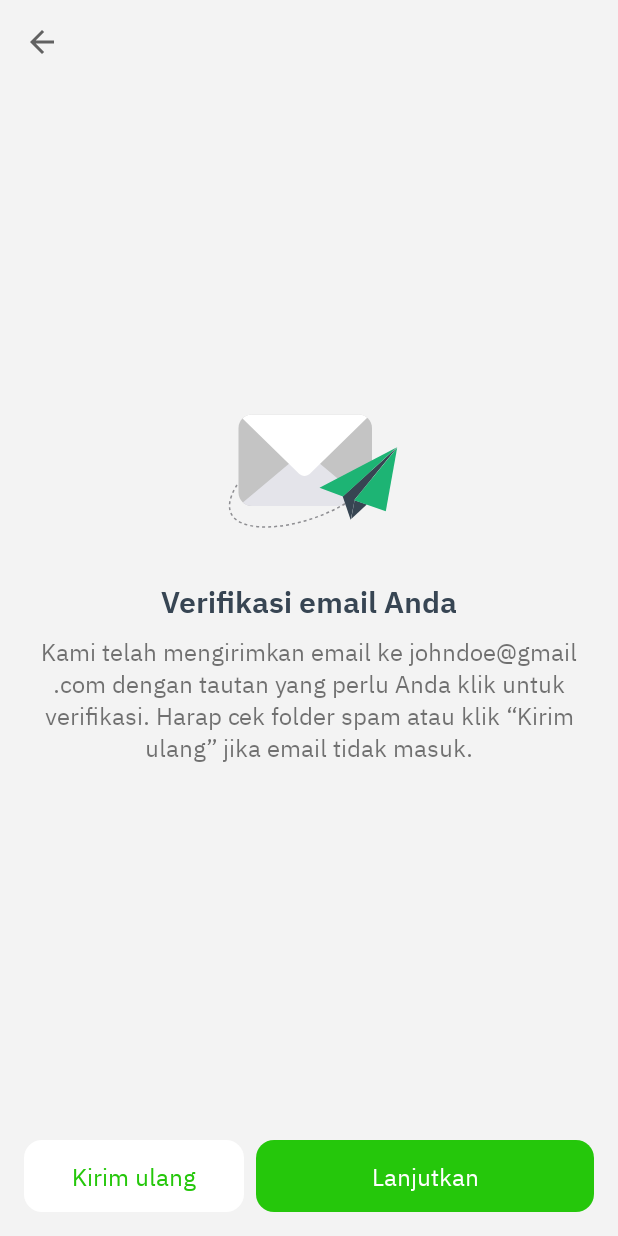
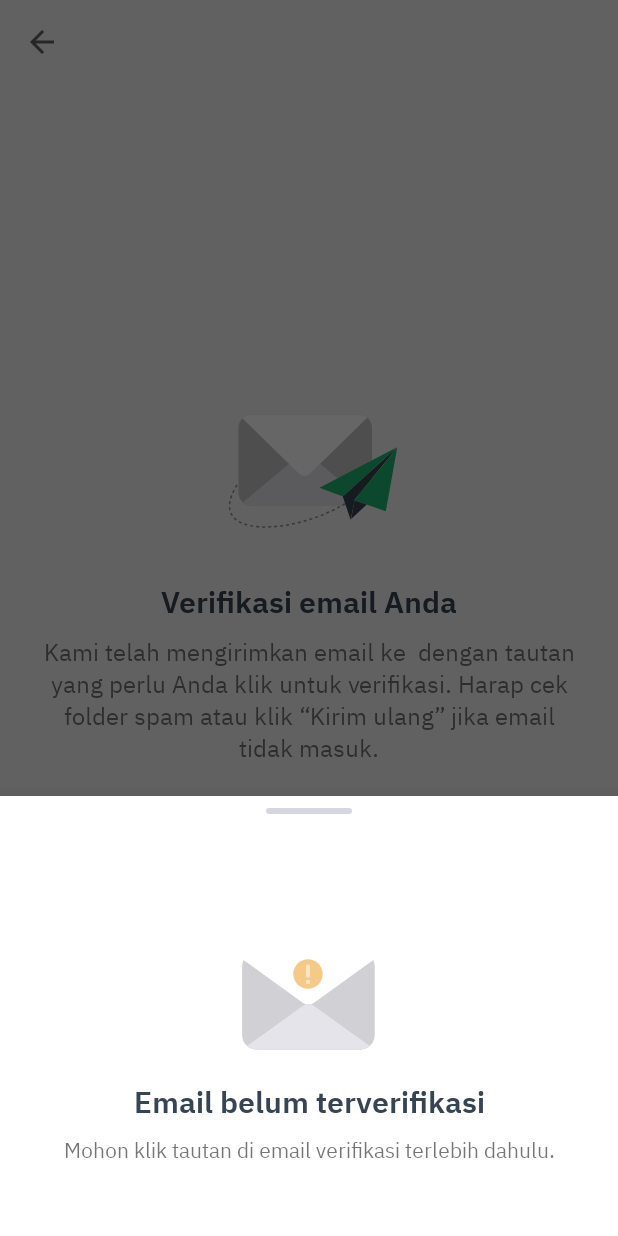
Before and after one commit to mychengel/AvanteeLender, an Android app: the RegistrationVerifyEmailActivity screen opened directly, with no data from a screen before it, after a tap on "Lanjutkan", on a phone screen of 412 x 824 dp. Run offline under Robolectric (Android 15) with nearby library versions, the phone set to English and light mode, and no system bars.

Commit message:
update
update

```diff
--- a/app/src/main/java/byc/avt/avanteelender/view/RegistrationActivity.java
+++ b/app/src/main/java/byc/avt/avanteelender/view/RegistrationActivity.java
@@ -200,11 +200,11 @@ public class RegistrationActivity extends AppCompatActivity {
     private Observer<String> checkSuccess = new Observer<String>() {
         @Override
         public void onChanged(String result) {
-            if (result.equals("ok")) {
-                f.showMessage("Success");
+            if(result.equals("ok")) {
+                RegistrationVerifyEmailActivity.email = email;
                 Intent intent = new Intent(RegistrationActivity.this, RegistrationVerifyEmailActivity.class);
                 startActivity(intent);
-            } else {
+            }else{
                 f.showMessage(result);
             }
         }
--- a/app/src/main/java/byc/avt/avanteelender/view/RegistrationVerifyEmailActivity.java
+++ b/app/src/main/java/byc/avt/avanteelender/view/RegistrationVerifyEmailActivity.java
@@ -7,6 +7,7 @@ import android.os.Bundle;
 import android.view.MenuItem;
 import android.view.View;
 import android.widget.Button;
+import android.widget.TextView;
 
 import byc.avt.avanteelender.R;
 import byc.avt.avanteelender.view.sheet.ConfirmationSheetFragment;
@@ -15,6 +16,8 @@ public class RegistrationVerifyEmailActivity extends AppCompatActivity {
 
     Toolbar bar;
     Button btn_resent, btn_next;
+    TextView lbl_des;
+    public static String email = "";
 
     @Override
     protected void onCreate(Bundle savedInstanceState) {
@@ -27,10 +30,13 @@ public class RegistrationVerifyEmailActivity extends AppCompatActivity {
         getSupportActionBar().setDisplayShowHomeEnabled(true);
         btn_resent = findViewById(R.id.btn_kirim_ulang_reg_verify_email);
         btn_next = findViewById(R.id.btn_next_reg_verify_email);
+        lbl_des = findViewById(R.id.lbl_des_reg_verify_email);
+        lbl_des.setText(getString(R.string.des_email_terkirim1)+" "+email+" "+getString(R.string.des_email_terkirim2));
 
         btn_resent.setOnClickListener(new View.OnClickListener() {
             @Override
             public void onClick(View v) {
+                new ConfirmationSheetFragment(R.raw.email_sent_once, getString(R.string.email_terkirim), getString(R.string.des_email_resent1)+" "+email+getString(R.string.des_email_resent2));
                 ConfirmationSheetFragment resentEmailFragment = ConfirmationSheetFragment.getInstance();
                 resentEmailFragment.show(getSupportFragmentManager(), resentEmailFragment.getTag());
             }
@@ -39,7 +45,9 @@ public class RegistrationVerifyEmailActivity extends AppCompatActivity {
         btn_next.setOnClickListener(new View.OnClickListener() {
             @Override
             public void onClick(View v) {
-
+                new ConfirmationSheetFragment(R.raw.verify_email_loop, getString(R.string.email_not_verified), getString(R.string.des_email_not_verified));
+                ConfirmationSheetFragment resentEmailFragment = ConfirmationSheetFragment.getInstance();
+                resentEmailFragment.show(getSupportFragmentManager(), resentEmailFragment.getTag());
             }
         });
     }
@@ -49,6 +57,7 @@ public class RegistrationVerifyEmailActivity extends AppCompatActivity {
     public boolean onOptionsItemSelected(MenuItem item) {
         int id = item.getItemId();
         if(id == android.R.id.home){
+            email = "";
             finish();
             return true;
         }
@@ -57,6 +66,7 @@ public class RegistrationVerifyEmailActivity extends AppCompatActivity {
 
     @Override
     public void onBackPressed() {
+        email = "";
         finish();
     }
 }
--- a/app/src/main/java/byc/avt/avanteelender/view/sheet/ConfirmationSheetFragment.java
+++ b/app/src/main/java/byc/avt/avanteelender/view/sheet/ConfirmationSheetFragment.java
@@ -1,15 +1,20 @@
 package byc.avt.avanteelender.view.sheet;
 
+import android.graphics.Bitmap;
+import android.graphics.drawable.Drawable;
 import android.os.Bundle;
 
 import androidx.annotation.NonNull;
 import androidx.annotation.Nullable;
+import androidx.annotation.RawRes;
 import androidx.fragment.app.Fragment;
 
 import android.view.LayoutInflater;
 import android.view.View;
 import android.view.ViewGroup;
+import android.widget.TextView;
 
+import com.airbnb.lottie.LottieAnimationView;
 import com.google.android.material.bottomsheet.BottomSheetDialogFragment;
 
 import byc.avt.avanteelender.R;
@@ -20,28 +25,40 @@ import byc.avt.avanteelender.R;
 public class ConfirmationSheetFragment extends BottomSheetDialogFragment {
 
     private static ConfirmationSheetFragment instance;
+    public static @RawRes int lottie;
+    public static String title;
+    public static String desc;
+
+    TextView lbl_title, lbl_desc;
+    LottieAnimationView lottie_view;
 
     public ConfirmationSheetFragment() {
+    }
 
+    public ConfirmationSheetFragment(@RawRes int lottie, String title, String desc){
+        this.lottie = lottie;
+        this.title = title;
+        this.desc = desc;
     }
 
     public static ConfirmationSheetFragment getInstance() {
-        if (instance == null) {
-            instance = new ConfirmationSheetFragment();
-        }
+        instance = null;
+        instance = new ConfirmationSheetFragment();
         return instance;
     }
 
     @Override
     public View onCreateView(LayoutInflater inflater, ViewGroup container,
                              Bundle savedInstanceState) {
-        return inflater.inflate(R.layout.fragment_sheet_confirmation, container, false);
+        final View view = inflater.inflate(R.layout.fragment_sheet_confirmation, container, false);
+        lbl_title = view.findViewById(R.id.lbl_title_fr_sheet_confirmation);
+        lbl_desc = view.findViewById(R.id.lbl_des_fr_sheet_confirmation);
+        lottie_view = view.findViewById(R.id.lottie_fr_sheet_confirmation);
+        lbl_title.setText(title);
+        lbl_desc.setText(desc);
+        lottie_view.setAnimation(lottie);
+
+        return view;
     }
 
-    @Override
-    public void onViewCreated(@NonNull View view, @Nullable Bundle savedInstanceState) {
-        super.onViewCreated(view, savedInstanceState);
-    }
-
-
 }
--- a/app/src/main/res/layout/fragment_sheet_confirmation.xml
+++ b/app/src/main/res/layout/fragment_sheet_confirmation.xml
@@ -2,14 +2,14 @@
 <androidx.constraintlayout.widget.ConstraintLayout xmlns:android="http://schemas.android.com/apk/res/android"
     xmlns:app="http://schemas.android.com/apk/res-auto"
     xmlns:tools="http://schemas.android.com/tools"
-    android:id="@+id/cons_fr_resent_email"
+    android:id="@+id/cons_fr_sheet_confirmation"
     android:layout_width="match_parent"
     android:layout_height="wrap_content"
     android:paddingBottom="48dp"
     tools:context=".view.sheet.ConfirmationSheetFragment">
 
     <ImageView
-        android:id="@+id/img_handle_fr_resent_email"
+        android:id="@+id/img_handle_fr_sheet_confirmation"
         android:layout_width="wrap_content"
         android:layout_height="wrap_content"
         android:layout_marginTop="8dp"
@@ -20,7 +20,7 @@
         app:layout_constraintTop_toTopOf="parent" />
 
     <com.airbnb.lottie.LottieAnimationView
-        android:id="@+id/lottie_fr_resent_email"
+        android:id="@+id/lottie_fr_sheet_confirmation"
         android:layout_width="132dp"
         android:layout_height="132dp"
         android:layout_marginTop="56dp"
@@ -35,7 +35,7 @@
         tools:layout_conversion_absoluteWidth="132dp" />
 
     <TextView
-        android:id="@+id/lbl_title_fr_resent_email"
+        android:id="@+id/lbl_title_fr_sheet_confirmation"
         android:layout_width="wrap_content"
         android:layout_height="wrap_content"
         android:fontFamily="@font/ibm_plex_sans_semi_bold"
@@ -44,19 +44,19 @@
         android:textSize="20sp"
         app:layout_constraintEnd_toEndOf="parent"
         app:layout_constraintStart_toStartOf="parent"
-        app:layout_constraintTop_toBottomOf="@+id/lottie_fr_resent_email" />
+        app:layout_constraintTop_toBottomOf="@+id/lottie_fr_sheet_confirmation" />
 
     <TextView
-        android:id="@+id/lbl_des_fr_resent_email"
+        android:id="@+id/lbl_des_fr_sheet_confirmation"
         android:layout_width="0dp"
         android:layout_height="wrap_content"
         android:layout_marginStart="24dp"
         android:layout_marginTop="8dp"
         android:layout_marginEnd="24dp"
-        android:text="@string/dummy_resent_email"
+        android:text="@string/des_email_terkirim1"
         android:textAlignment="center"
         app:layout_constraintEnd_toEndOf="parent"
         app:layout_constraintStart_toStartOf="parent"
-        app:layout_constraintTop_toBottomOf="@+id/lbl_title_fr_resent_email" />
+        app:layout_constraintTop_toBottomOf="@+id/lbl_title_fr_sheet_confirmation" />
 
 </androidx.constraintlayout.widget.ConstraintLayout>
--- a/app/src/main/res/values/strings.xml
+++ b/app/src/main/res/values/strings.xml
@@ -207,6 +207,13 @@
     <string name="kirim_ulang">Kirim ulang</string>
     <string name="lanjutkan">Lanjutkan</string>
     <string name="email_terkirim">Email terkirim</string>
-    <string name="dummy_resent_email">Kami telah mengirim ulang email verifikasi ke johndoe@gmail.com. Klik tautan dalam email untuk verifikasi akun Anda.</string>
+    <string name="des_email_terkirim1">Kami telah mengirimkan email ke </string>
+    <string name="des_email_terkirim2"> dengan tautan yang perlu Anda klik untuk verifikasi. Harap cek folder spam atau klik “Kirim ulang” jika email tidak masuk.</string>
+    <string name="des_email_resent1">Kami telah mengirim ulang email verifikasi ke </string>
+    <string name="des_email_resent2">. Klik tautan dalam email untuk verifikasi akun Anda.</string>
+    <string name="email_not_verified">Email belum terverifikasi</string>
+    <string name="des_email_not_verified">Mohon klik tautan di email verifikasi terlebih dahulu.</string>
+    <string name="registration_success">Pendaftaran berhasil</string>
+    <string name="des_regristration_success">Akun berhasil didaftarkan sebagai pemberi dana di Avantee. Silakan masuk kembali menggunakan email dan kata sandi Anda.</string>
 
 </resources>
```
Also changed, not shown: app/src/main/java/byc/avt/avanteelender/repositories/AuthenticationRepository.java (+4 -3 lines).
